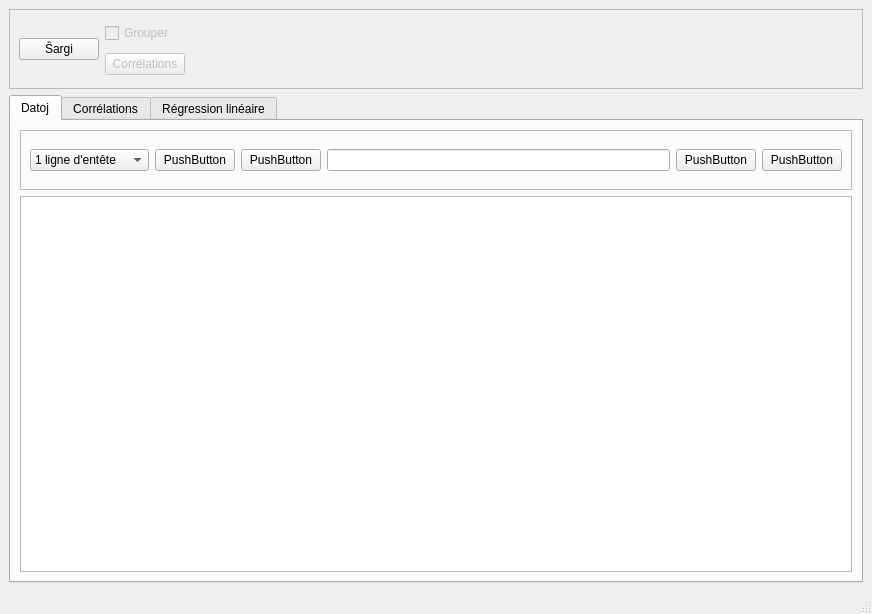
This is mainwindow.ui in jmichault/mini-statistiko as Qt 5 draws it before an edit. The edited form follows.
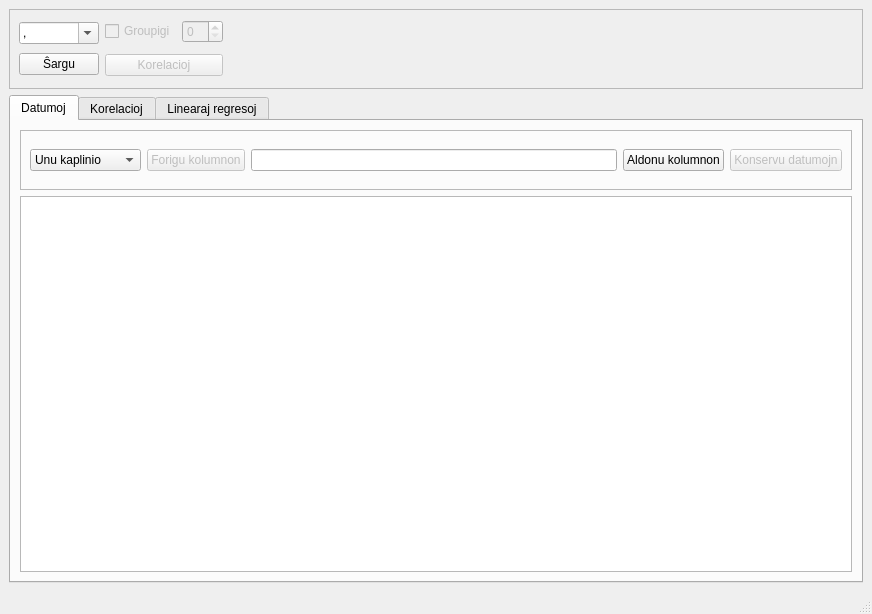
This is the edited form. The open tabs and pages were chosen to show the change.

Diff of the .ui file:
```diff
--- a/mainwindow.ui
+++ b/mainwindow.ui
@@ -50,10 +50,46 @@
       <layout class="QHBoxLayout" name="horizontalLayout_4">
        <item>
         <layout class="QVBoxLayout" name="verticalLayout_6">
+         <item>
+          <widget class="QComboBox" name="CB_Apartigilo">
+           <property name="toolTip">
+            <string>apartigilo</string>
+           </property>
+           <property name="editable">
+            <bool>true</bool>
+           </property>
+           <property name="currentText">
+            <string>;</string>
+           </property>
+           <item>
+            <property name="text">
+             <string extracomment="komo">,</string>
+            </property>
+           </item>
+           <item>
+            <property name="text">
+             <string extracomment="punktokomo">;</string>
+            </property>
+           </item>
+           <item>
+            <property name="text">
+             <string extracomment="tabo">\t</string>
+            </property>
+           </item>
+           <item>
+            <property name="text">
+             <string extracomment="Elektu poste"/>
+            </property>
+           </item>
+          </widget>
+         </item>
          <item>
           <widget class="QPushButton" name="Butono_sxargi">
+           <property name="toolTip">
+            <string>ŝarĝu la datumdosieron en la langeto &quot;Datumoj&quot;.</string>
+           </property>
            <property name="text">
-            <string>Ŝargi</string>
+            <string>Ŝargu</string>
            </property>
           </widget>
          </item>
@@ -62,22 +98,45 @@
        <item>
         <layout class="QVBoxLayout" name="verticalLayout_7">
          <item>
-          <widget class="QCheckBox" name="CBGroupe">
-           <property name="enabled">
-            <bool>false</bool>
+          <layout class="QHBoxLayout" name="horizontalLayout_5">
+           <property name="sizeConstraint">
+            <enum>QLayout::SetMinimumSize</enum>
            </property>
-           <property name="text">
-            <string>Grouper</string>
+           <property name="bottomMargin">
+            <number>4</number>
            </property>
-          </widget>
+           <item>
+            <widget class="QCheckBox" name="CBGroupe">
+             <property name="enabled">
+              <bool>false</bool>
+             </property>
+             <property name="locale">
+              <locale language="Esperanto" country="World"/>
+             </property>
+             <property name="text">
+              <string>Groupigi</string>
+             </property>
+            </widget>
+           </item>
+           <item>
+            <widget class="QSpinBox" name="SBGroupe">
+             <property name="enabled">
+              <bool>false</bool>
+             </property>
+            </widget>
+           </item>
+          </layout>
          </item>
          <item>
-          <widget class="QPushButton" name="Butono_Cor">
+          <widget class="QPushButton" name="Butono_Kor">
            <property name="enabled">
             <bool>false</bool>
            </property>
+           <property name="toolTip">
+            <string>Komputu Korelacioj</string>
+           </property>
            <property name="text">
-            <string>Corrélations</string>
+            <string>Korelacioj</string>
            </property>
           </widget>
          </item>
@@ -105,11 +164,11 @@
        <bool>true</bool>
       </property>
       <property name="currentIndex">
-       <number>1</number>
+       <number>0</number>
       </property>
       <widget class="QWidget" name="tab_data">
        <attribute name="title">
-        <string>Datoj</string>
+        <string>Datumoj</string>
        </attribute>
        <layout class="QVBoxLayout" name="verticalLayout_4">
         <item>
@@ -141,7 +200,7 @@
                 <bool>false</bool>
                </property>
                <property name="currentText">
-                <string comment="pas d'entête">1 ligne d'entête</string>
+                <string comment="pas d'entête">Unu kaplinio</string>
                </property>
                <property name="currentIndex">
                 <number>1</number>
@@ -151,49 +210,58 @@
                </property>
                <item>
                 <property name="text">
-                 <string>Pas d'entête</string>
+                 <string>Neniu kaplinioj</string>
                 </property>
                </item>
                <item>
                 <property name="text">
-                 <string>1 ligne d'entête</string>
+                 <string>Unu kaplinio</string>
                 </property>
                </item>
                <item>
                 <property name="text">
-                 <string>2 lignes d'entête</string>
+                 <string>Du kaplinioj</string>
                 </property>
                </item>
               </widget>
              </item>
              <item>
-              <widget class="QPushButton" name="pushButton_6">
+              <widget class="QPushButton" name="PBForigu">
+               <property name="enabled">
+                <bool>false</bool>
+               </property>
                <property name="text">
-                <string>PushButton</string>
+                <string>Forigu kolumnon</string>
                </property>
               </widget>
              </item>
              <item>
-              <widget class="QPushButton" name="pushButton_7">
-               <property name="text">
-                <string>PushButton</string>
+              <widget class="QLineEdit" name="LEFormule">
+               <property name="enabled">
+                <bool>true</bool>
                </property>
+               <property name="toolTip">
+                <string>&lt;html&gt;&lt;head/&gt;&lt;body&gt;&lt;p&gt;Formulo por uzi por &amp;quot;Aldonu kolumnon&amp;quot;. Ekzemplo: :2+:3*4.51&lt;/p&gt;&lt;/body&gt;&lt;/html&gt;</string>
+               </property>
               </widget>
              </item>
              <item>
-              <widget class="QLineEdit" name="lineEdit"/>
-             </item>
-             <item>
-              <widget class="QPushButton" name="pushButton_8">
+              <widget class="QPushButton" name="PBAldonu">
+               <property name="enabled">
+                <bool>true</bool>
+               </property>
                <property name="text">
-                <string>PushButton</string>
+                <string>Aldonu kolumnon</string>
                </property>
               </widget>
              </item>
              <item>
-              <widget class="QPushButton" name="pushButton_9">
+              <widget class="QPushButton" name="PBKonservu">
+               <property name="enabled">
+                <bool>false</bool>
+               </property>
                <property name="text">
-                <string>PushButton</string>
+                <string>Konservu datumojn</string>
                </property>
               </widget>
              </item>
@@ -225,7 +293,7 @@
         <bool>true</bool>
        </property>
        <attribute name="title">
-        <string>Corrélations</string>
+        <string>Korelacioj</string>
        </attribute>
        <layout class="QGridLayout" name="gridLayout">
         <item row="0" column="0">
@@ -242,7 +310,7 @@
         <bool>true</bool>
        </property>
        <attribute name="title">
-        <string>Régression linéaire</string>
+        <string>Linearaj regresoj</string>
        </attribute>
        <layout class="QVBoxLayout" name="verticalLayout_3">
         <item>
@@ -265,7 +333,7 @@
              <item>
               <widget class="QLabel" name="label">
                <property name="text">
-                <string>Variable à expliquer :</string>
+                <string>Dependa variablo</string>
                </property>
               </widget>
              </item>
@@ -292,12 +360,15 @@
              <item>
               <widget class="QLabel" name="label_2">
                <property name="text">
-                <string>Variables imposées :</string>
+                <string>Truditaj variabloj:</string>
                </property>
               </widget>
              </item>
              <item>
               <widget class="QSpinBox" name="SBNbImp">
+               <property name="toolTip">
+                <string>Nombro</string>
+               </property>
                <property name="maximum">
                 <number>5</number>
                </property>
@@ -308,6 +379,9 @@
                <property name="enabled">
                 <bool>false</bool>
                </property>
+               <property name="toolTip">
+                <string>Unua variablo</string>
+               </property>
                <property name="minimum">
                 <number>1</number>
                </property>
@@ -321,6 +395,9 @@
                <property name="enabled">
                 <bool>false</bool>
                </property>
+               <property name="toolTip">
+                <string>Dua variablo</string>
+               </property>
                <property name="minimum">
                 <number>1</number>
                </property>
@@ -331,6 +408,9 @@
                <property name="enabled">
                 <bool>false</bool>
                </property>
+               <property name="toolTip">
+                <string>Tria variablo</string>
+               </property>
                <property name="minimum">
                 <number>1</number>
                </property>
@@ -341,6 +421,9 @@
                <property name="enabled">
                 <bool>false</bool>
                </property>
+               <property name="toolTip">
+                <string>Kvara variablo</string>
+               </property>
                <property name="minimum">
                 <number>1</number>
                </property>
@@ -351,6 +434,9 @@
                <property name="enabled">
                 <bool>false</bool>
                </property>
+               <property name="toolTip">
+                <string>Kvina variablo</string>
+               </property>
                <property name="minimum">
                 <number>1</number>
                </property>
@@ -363,7 +449,7 @@
              <item>
               <widget class="QLabel" name="label_3">
                <property name="text">
-                <string>Nb de variables à ajouter :</string>
+                <string>Nombro da variabloj:</string>
                </property>
               </widget>
              </item>
@@ -380,7 +466,7 @@
              <item>
               <widget class="QPushButton" name="PBRegLin">
                <property name="text">
-                <string>Computi</string>
+                <string>Komputi</string>
                </property>
               </widget>
              </item>
@@ -422,16 +508,6 @@
    </layout>
   </widget>
   <widget class="QStatusBar" name="statusbar"/>
-  <widget class="QMenuBar" name="menubar">
-   <property name="geometry">
-    <rect>
-     <x>0</x>
-     <y>0</y>
-     <width>872</width>
-     <height>20</height>
-    </rect>
-   </property>
-  </widget>
  </widget>
  <resources/>
  <connections/>
```
